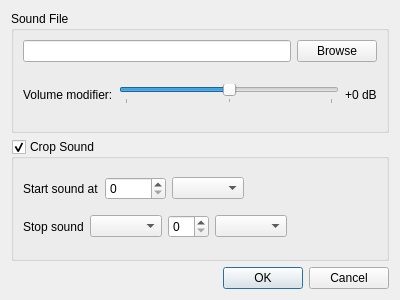
This is src/soundsettings_qt.ui in MGraefe/RP-Soundboard as Qt 5 draws it before an edit. The edited form follows.
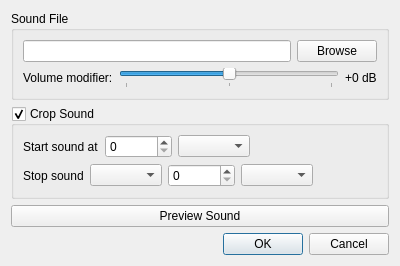
This is the edited form. Icons and pictures are not drawn.

```diff
--- a/src/soundsettings_qt.ui
+++ b/src/soundsettings_qt.ui
@@ -7,7 +7,7 @@
     <x>0</x>
     <y>0</y>
     <width>400</width>
-    <height>300</height>
+    <height>266</height>
    </rect>
   </property>
   <property name="windowTitle">
@@ -105,7 +105,7 @@
            <string/>
           </property>
           <property name="maximum">
-           <number>10000</number>
+           <number>10000000</number>
           </property>
           <property name="singleStep">
            <number>1</number>
@@ -150,7 +150,11 @@
          <widget class="QComboBox" name="stopSoundAtAfterCombo"/>
         </item>
         <item>
-         <widget class="QSpinBox" name="stopSoundValueSpin"/>
+         <widget class="QSpinBox" name="stopSoundValueSpin">
+          <property name="maximum">
+           <number>10000000</number>
+          </property>
+         </widget>
         </item>
         <item>
          <widget class="QComboBox" name="stopSoundUnitCombo"/>
@@ -173,6 +177,13 @@
      </layout>
     </widget>
    </item>
+   <item>
+    <widget class="QPushButton" name="previewSoundButton">
+     <property name="text">
+      <string>Preview Sound</string>
+     </property>
+    </widget>
+   </item>
    <item>
     <widget class="QDialogButtonBox" name="buttonBox">
      <property name="orientation">
```
Left out of the diff: 8 changed lines with no effect on the pictures.
